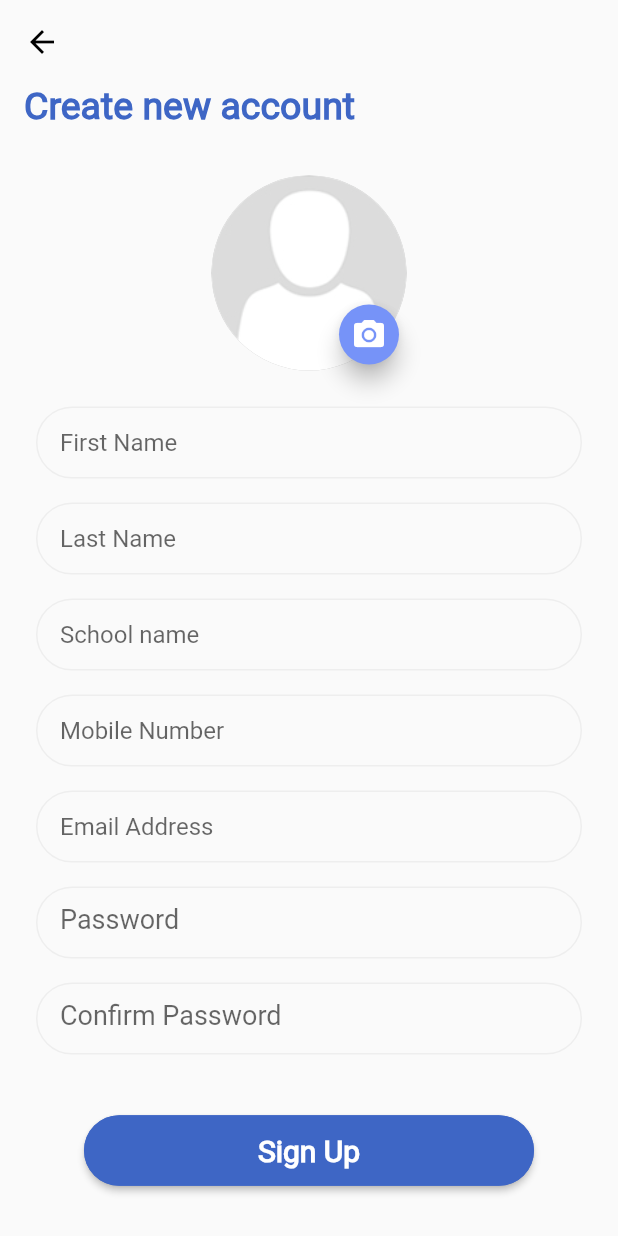
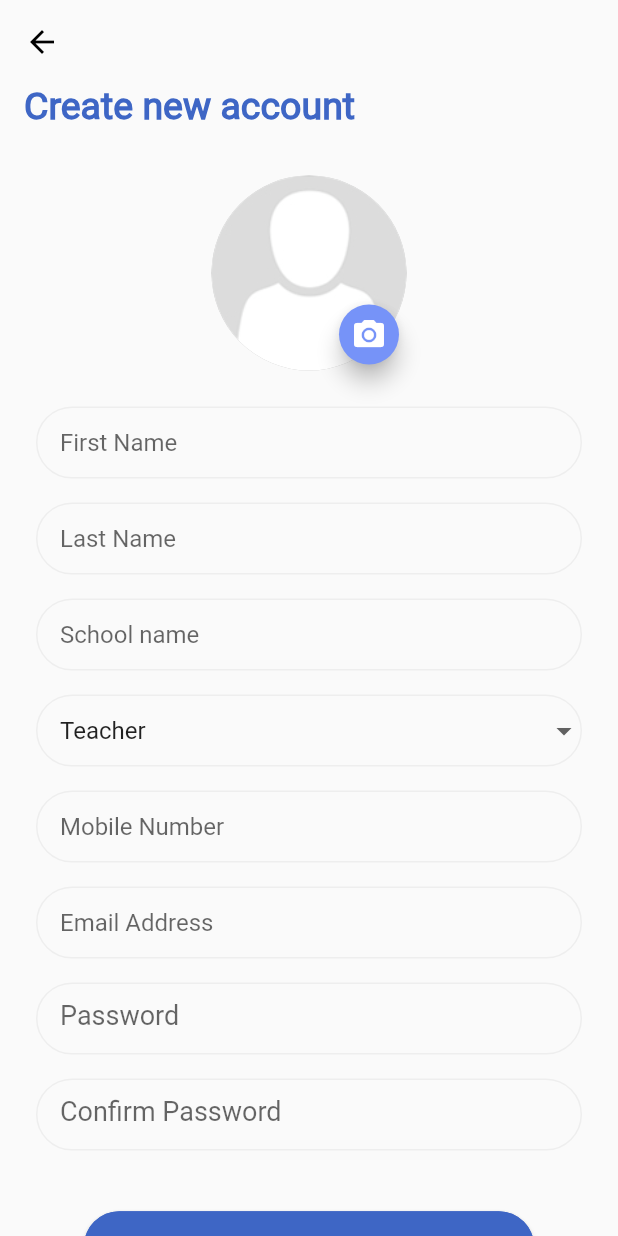
Before and after one commit to tanmoy27112000/chatApp, a Flutter app: the SignUpScreen screen opened directly, on a phone screen of 412 x 824 dp. Run offline on Flutter 3.47's test engine with Material 2 defaults, Android fonts, the phone set to English and light mode, and no system bars; our stand-ins replace cached_network_image, cloud_firestore, easy_localization, firebase_auth, firebase_core, firebase_messaging and 11 more; missing offline and left inert: flutter_facebook_auth, flutter_sound, the_apple_sign_in, video_thumbnail; accounts and stored records are empty.

Commit message:
changes added

```diff
--- a/lib/model/User.dart
+++ b/lib/model/User.dart
@@ -30,8 +30,10 @@ class User with ChangeNotifier {
 
   String schoolName;
 
-  User(
-      {this.email = '',
+  String selectedRole;
+
+  User({
+    this.email = '',
     this.firstName = '',
     this.phoneNumber = '',
     this.lastName = '',
@@ -41,8 +43,9 @@ class User with ChangeNotifier {
     this.fcmToken = '',
     this.userID = '',
     this.profilePictureURL = '',
-      this.schoolName = ''})
-      : this.lastOnlineTimestamp = lastOnlineTimestamp ?? Timestamp.now(),
+    this.schoolName = '',
+    this.selectedRole = '',
+  })  : this.lastOnlineTimestamp = lastOnlineTimestamp ?? Timestamp.now(),
         this.settings = settings ?? UserSettings();
 
   String fullName() {
@@ -63,7 +66,8 @@ class User with ChangeNotifier {
         fcmToken: parsedJson['fcmToken'] ?? '',
         userID: parsedJson['id'] ?? parsedJson['userID'] ?? '',
         profilePictureURL: parsedJson['profilePictureURL'] ?? '',
-        schoolName: parsedJson['schoolName'] ?? '');
+        schoolName: parsedJson['schoolName'] ?? '',
+        selectedRole: parsedJson['selectedRole'] ?? '');
   }
 
   factory User.fromPayload(Map<String, dynamic> parsedJson) {
@@ -81,7 +85,8 @@ class User with ChangeNotifier {
         userID: parsedJson['id'] ?? parsedJson['userID'] ?? '',
         profilePictureURL: parsedJson['profilePictureURL'] ?? '',
         fcmToken: parsedJson['fcmToken'] ?? '',
-        schoolName: parsedJson['schoolName'] ?? '');
+        schoolName: parsedJson['schoolName'] ?? '',
+        selectedRole: parsedJson['selectedRole'] ?? '');
   }
 
   Map<String, dynamic> toJson() {
@@ -98,7 +103,8 @@ class User with ChangeNotifier {
       'fcmToken': this.fcmToken,
       'profilePictureURL': this.profilePictureURL,
       'appIdentifier': this.appIdentifier,
-      'schoolName': this.schoolName
+      'schoolName': this.schoolName,
+      'selectedRole': this.selectedRole,
     };
   }
 
@@ -116,7 +122,8 @@ class User with ChangeNotifier {
       'profilePictureURL': this.profilePictureURL,
       'appIdentifier': this.appIdentifier,
       'fcmToken': this.fcmToken,
-      'schoolName': this.schoolName
+      'schoolName': this.schoolName,
+      'selectedRole': this.selectedRole,
     };
   }
 }
--- a/lib/ui/signUp/SignUpScreen.dart
+++ b/lib/ui/signUp/SignUpScreen.dart
@@ -29,8 +29,11 @@ class _SignUpState extends State<SignUpScreen> {
       mobile,
       password,
       confirmPassword,
-      schoolName;
+      schoolName,
+      selectedRole = "teacher";
   AutovalidateMode _validate = AutovalidateMode.disabled;
+
+  List _roleItems = ["teacher", "student"];
 
   @override
   Widget build(BuildContext context) {
@@ -276,6 +279,53 @@ class _SignUpState extends State<SignUpScreen> {
             ),
           ),
         ),
+        //selector to select teacher and student
+        ConstrainedBox(
+          constraints: BoxConstraints(minWidth: double.infinity),
+          child: Padding(
+            padding: const EdgeInsets.only(top: 16.0, right: 8.0, left: 8.0),
+            child: DropdownButtonFormField(
+              value: selectedRole,
+              items: [
+                DropdownMenuItem(
+                  value: 'teacher',
+                  child: Text('Teacher'.tr()),
+                ),
+                DropdownMenuItem(
+                  value: 'student',
+                  child: Text('Student'.tr()),
+                ),
+              ],
+              onChanged: (value) {
+                setState(() {
+                  selectedRole = value as String;
+                });
+              },
+              decoration: InputDecoration(
+                contentPadding:
+                    EdgeInsets.symmetric(vertical: 8, horizontal: 16),
+                fillColor: isDarkMode(context) ? Colors.black54 : Colors.white,
+                hintText: 'Role'.tr(),
+                focusedBorder: OutlineInputBorder(
+                    borderRadius: BorderRadius.circular(25.0),
+                    borderSide:
+                        BorderSide(color: Color(COLOR_PRIMARY), width: 2.0)),
+                errorBorder: OutlineInputBorder(
+                  borderSide: BorderSide(color: Theme.of(context).errorColor),
+                  borderRadius: BorderRadius.circular(25.0),
+                ),
+                focusedErrorBorder: OutlineInputBorder(
+                  borderSide: BorderSide(color: Theme.of(context).errorColor),
+                  borderRadius: BorderRadius.circular(25.0),
+                ),
+                enabledBorder: OutlineInputBorder(
+                  borderSide: BorderSide(color: Colors.grey.shade200),
+                  borderRadius: BorderRadius.circular(25.0),
+                ),
+              ),
+            ),
+          ),
+        ),
         ConstrainedBox(
           constraints: BoxConstraints(minWidth: double.infinity),
           child: Padding(
@@ -501,6 +551,7 @@ class _SignUpState extends State<SignUpScreen> {
         lastName!,
         mobile!,
         schoolName!,
+        selectedRole!,
       );
       await hideProgress();
       if (result != null && result is User) {
```
Also changed, not shown: lib/services/FirebaseHelper.dart (+4 -13 lines), lib/ui/chat/ChatScreen.dart (+45 -5 lines), pubspec.yaml (+26 -26 lines), 3 other files. Lines whose indentation alone changed are shown as unchanged.
